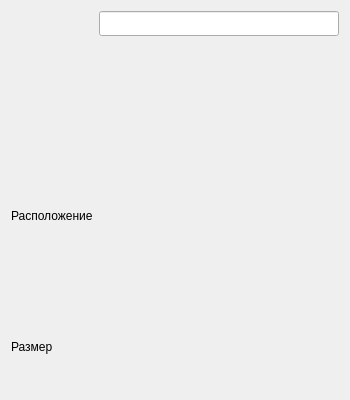
Old version of the form properties.ui in the repository eugeen3/FileManager.
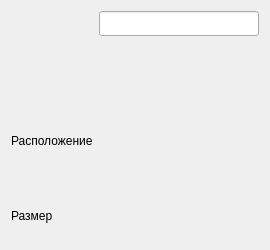
New version of the form.

```diff
--- a/properties.ui
+++ b/properties.ui
@@ -6,8 +6,8 @@
    <rect>
     <x>0</x>
     <y>0</y>
-    <width>350</width>
-    <height>400</height>
+    <width>270</width>
+    <height>250</height>
    </rect>
   </property>
   <property name="sizePolicy">
@@ -18,14 +18,14 @@
   </property>
   <property name="minimumSize">
    <size>
-    <width>350</width>
-    <height>400</height>
+    <width>270</width>
+    <height>250</height>
    </size>
   </property>
   <property name="maximumSize">
    <size>
-    <width>350</width>
-    <height>400</height>
+    <width>270</width>
+    <height>250</height>
    </size>
   </property>
   <property name="windowTitle">
```
